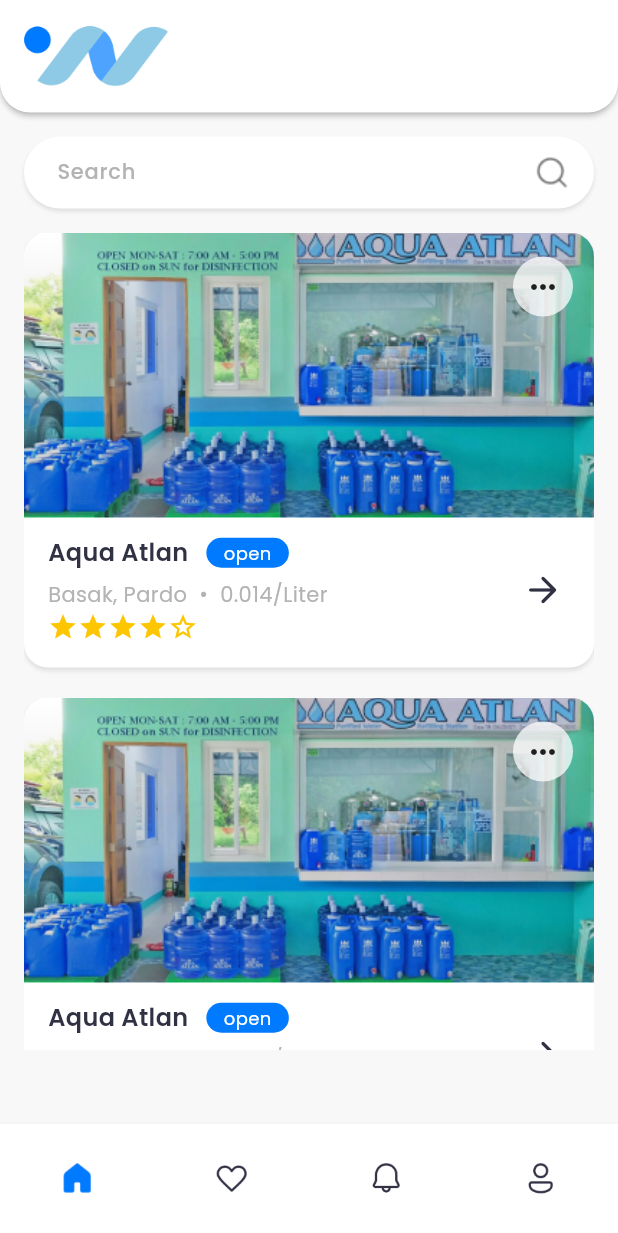
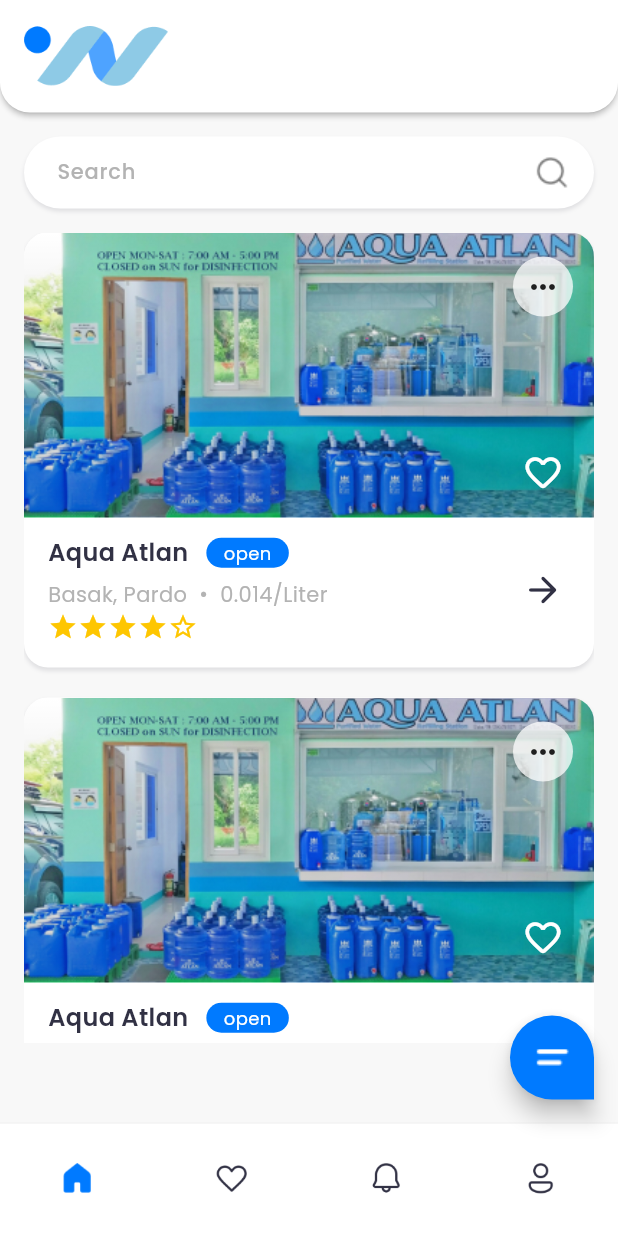
Before and after one commit to MathewAlcoseba/WaterWays, a Flutter app: the screen it shows after launch, on a phone screen of 412 x 824 dp. Shown: the top 1233 px of the screen. Run offline on Flutter 3.47's test engine with Material 2 defaults, Android fonts, the light colour scheme and no system bars; our stand-ins replace google_fonts; missing offline and left inert: currency_symbols; generated files the repository leaves out were written again.

Commit message:
added floating action button

```diff
--- a/lib/MainFeed/main_feed.dart
+++ b/lib/MainFeed/main_feed.dart
@@ -33,7 +33,6 @@
       ),
       body: const Padding(
         padding: EdgeInsets.all(16.0),
-        child: SingleChildScrollView(
         child: Column(
           children: [
             CustomSearchBar(),
@@ -49,7 +48,15 @@
           ],
         ),
       ),
-      ),
+      floatingActionButton: FloatingActionButton(
+          onPressed: () {},
+          backgroundColor: AppStyles.colorScheme.secondary,
+          shape: const RoundedRectangleBorder(
+              borderRadius: BorderRadius.only(
+                  bottomLeft: Radius.circular(50),
+                  topLeft: Radius.circular(50),
+                  topRight: Radius.circular(50))),
+          child: Image.asset('assets/Main/chat-message.png')),
       bottomNavigationBar: Theme(
           data: ThemeData(
             splashColor: Colors.transparent,
--- a/lib/MainFeed/stores_list_view.dart
+++ b/lib/MainFeed/stores_list_view.dart
@@ -9,7 +9,7 @@
   @override
   Widget build(BuildContext context) {
     return SizedBox(
-        height: 545,
+        height: 540,
         child: ListView.builder(
             physics: const BouncingScrollPhysics(
                 decelerationRate: ScrollDecelerationRate.normal),
@@ -142,6 +142,15 @@
                       color: AppStyles.colorScheme.inversePrimary,
                       size: 28,
                     ),
+                  ),
+                  Positioned(
+                    left: MediaQuery.of(context).size.width - 80,
+                    top: 146,
+                    child: Icon(
+                      Icons.favorite_outline_rounded,
+                      color: AppStyles.colorScheme.primary,
+                      size: 28,
+                    ),
                   )
                 ]),
               );
```
Also changed, not shown: assets/Main/chat-message.png (added). Lines whose indentation alone changed are shown as unchanged.
